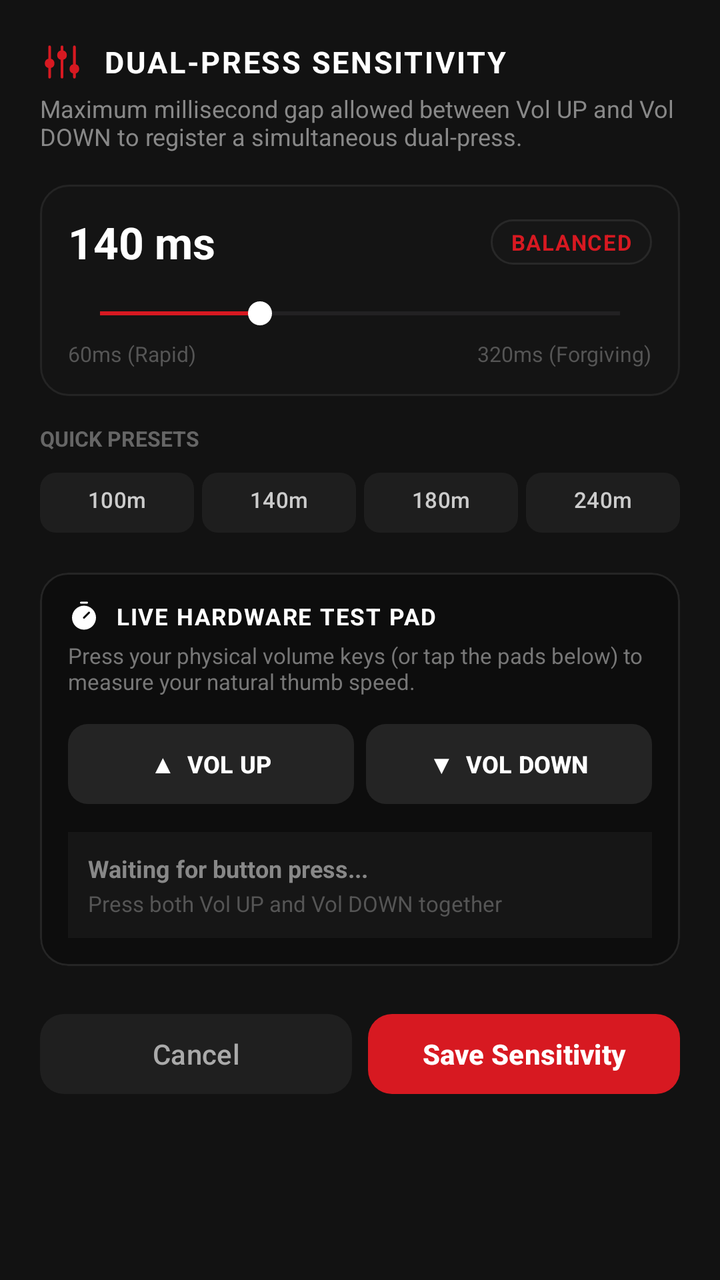
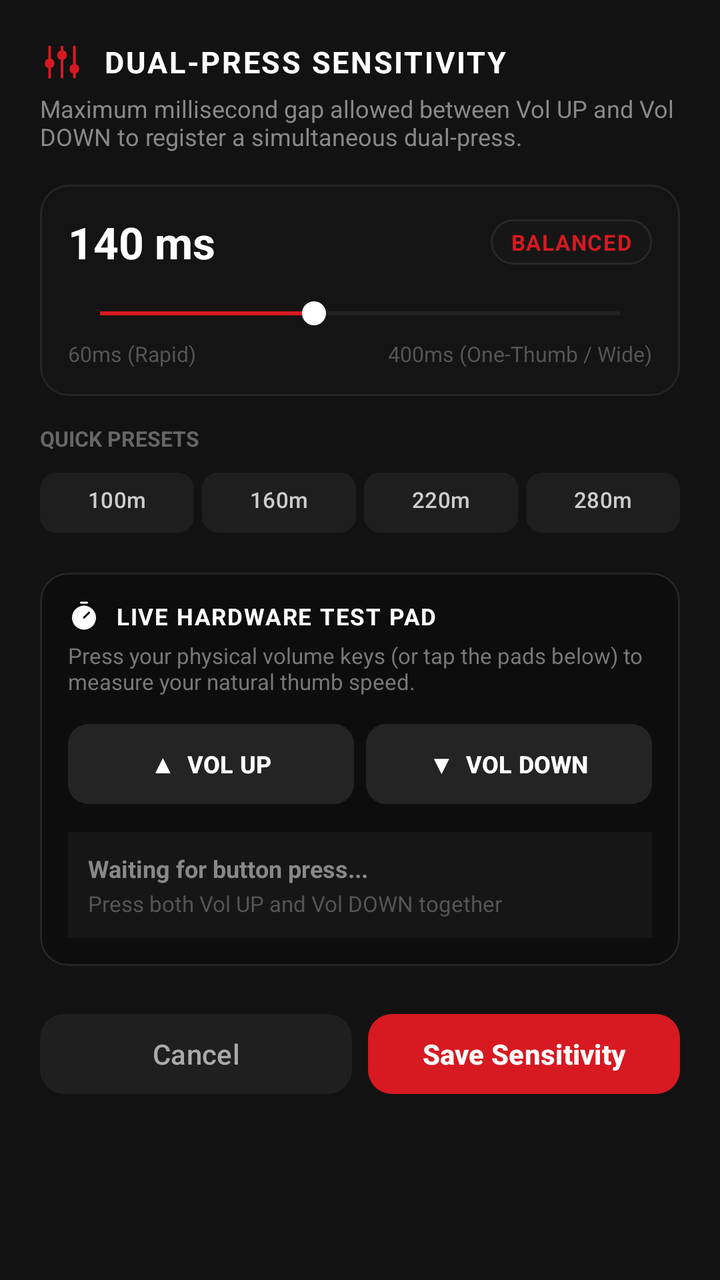

An Android layout rendered at two revisions. The XML below is the earlier revision; the diff shows what the commit changed to produce the second picture.
<!-- AndroidManifest.xml: application theme Theme.VolumeButtonTweak -->
<!-- res/layout/dialog_sensitivity_test.xml -->
<?xml version="1.0" encoding="utf-8"?>
<ScrollView xmlns:android="http://schemas.android.com/apk/res/android"
    xmlns:app="http://schemas.android.com/apk/res-auto"
    android:layout_width="match_parent"
    android:layout_height="wrap_content"
    android:background="#121212"
    android:padding="20dp">

    <LinearLayout
        android:layout_width="match_parent"
        android:layout_height="wrap_content"
        android:orientation="vertical">

        
        <LinearLayout
            android:layout_width="match_parent"
            android:layout_height="wrap_content"
            android:orientation="horizontal"
            android:gravity="center_vertical">

            <ImageView
                android:layout_width="22dp"
                android:layout_height="22dp"
                app:srcCompat="@drawable/ph_sliders"
                app:tint="#D71921" />

            <TextView
                android:layout_width="wrap_content"
                android:layout_height="wrap_content"
                android:layout_marginStart="10dp"
                android:text="DUAL-PRESS SENSITIVITY"
                android:textColor="#FFFFFF"
                android:textSize="15sp"
                android:textStyle="bold"
                android:letterSpacing="0.06" />
        </LinearLayout>

        <TextView
            android:layout_width="match_parent"
            android:layout_height="wrap_content"
            android:layout_marginTop="4dp"
            android:text="Maximum millisecond gap allowed between Vol UP and Vol DOWN to register a simultaneous dual-press."
            android:textColor="#888888"
            android:textSize="12sp" />

        
        <LinearLayout
            android:layout_width="match_parent"
            android:layout_height="wrap_content"
            android:layout_marginTop="16dp"
            android:background="@drawable/bg_stat_box"
            android:padding="14dp"
            android:orientation="vertical">

            <LinearLayout
                android:layout_width="match_parent"
                android:layout_height="wrap_content"
                android:orientation="horizontal"
                android:gravity="center_vertical">

                <TextView
                    android:id="@+id/tvSensitivityMsValue"
                    android:layout_width="0dp"
                    android:layout_height="wrap_content"
                    android:layout_weight="1"
                    android:text="140 ms"
                    android:textColor="#FFFFFF"
                    android:textSize="22sp"
                    android:textStyle="bold" />

                <TextView
                    android:id="@+id/tvSensitivityDescriptor"
                    android:layout_width="wrap_content"
                    android:layout_height="wrap_content"
                    android:background="@drawable/bg_pill_badge"
                    android:paddingHorizontal="10dp"
                    android:paddingVertical="4dp"
                    android:text="BALANCED"
                    android:textColor="#D71921"
                    android:textSize="11sp"
                    android:textStyle="bold"
                    android:letterSpacing="0.05" />
            </LinearLayout>

            
            <SeekBar
                android:id="@+id/seekSensitivity"
                android:layout_width="match_parent"
                android:layout_height="wrap_content"
                android:layout_marginTop="12dp"
                android:max="260"
                android:progress="80"
                android:progressTint="#D71921"
                android:thumbTint="#FFFFFF" />

            <LinearLayout
                android:layout_width="match_parent"
                android:layout_height="wrap_content"
                android:orientation="horizontal"
                android:layout_marginTop="4dp">

                <TextView
                    android:layout_width="0dp"
                    android:layout_height="wrap_content"
                    android:layout_weight="1"
                    android:text="60ms (Rapid)"
                    android:textColor="#555555"
                    android:textSize="10.5sp" />

                <TextView
                    android:layout_width="wrap_content"
                    android:layout_height="wrap_content"
                    android:text="320ms (Forgiving)"
                    android:textColor="#555555"
                    android:textSize="10.5sp" />
            </LinearLayout>
        </LinearLayout>

        
        <TextView
            android:layout_width="wrap_content"
            android:layout_height="wrap_content"
            android:layout_marginTop="14dp"
            android:text="QUICK PRESETS"
            android:textColor="#666666"
            android:textSize="10.5sp"
            android:textStyle="bold" />

        <LinearLayout
            android:layout_width="match_parent"
            android:layout_height="wrap_content"
            android:layout_marginTop="6dp"
            android:orientation="horizontal">

            <com.google.android.material.button.MaterialButton
                android:id="@+id/btnPresetTight"
                style="@style/Widget.Material3.Button.TonalButton"
                android:layout_width="0dp"
                android:layout_height="38dp"
                android:layout_weight="1"
                android:layout_marginEnd="4dp"
                android:text="100ms"
                android:textSize="11sp"
                app:backgroundTint="#1E1E1E"
                android:textColor="#CCCCCC"
                app:cornerRadius="8dp" />

            <com.google.android.material.button.MaterialButton
                android:id="@+id/btnPresetBalanced"
                style="@style/Widget.Material3.Button.TonalButton"
                android:layout_width="0dp"
                android:layout_height="38dp"
                android:layout_weight="1"
                android:layout_marginEnd="4dp"
                android:text="140ms"
                android:textSize="11sp"
                app:backgroundTint="#1E1E1E"
                android:textColor="#CCCCCC"
                app:cornerRadius="8dp" />

            <com.google.android.material.button.MaterialButton
                android:id="@+id/btnPresetRelaxed"
                style="@style/Widget.Material3.Button.TonalButton"
                android:layout_width="0dp"
                android:layout_height="38dp"
                android:layout_weight="1"
                android:layout_marginEnd="4dp"
                android:text="180ms"
                android:textSize="11sp"
                app:backgroundTint="#1E1E1E"
                android:textColor="#CCCCCC"
                app:cornerRadius="8dp" />

            <com.google.android.material.button.MaterialButton
                android:id="@+id/btnPresetWide"
                style="@style/Widget.Material3.Button.TonalButton"
                android:layout_width="0dp"
                android:layout_height="38dp"
                android:layout_weight="1"
                android:text="240ms"
                android:textSize="11sp"
                app:backgroundTint="#1E1E1E"
                android:textColor="#CCCCCC"
                app:cornerRadius="8dp" />
        </LinearLayout>

        
        <com.google.android.material.card.MaterialCardView
            android:layout_width="match_parent"
            android:layout_height="wrap_content"
            android:layout_marginTop="16dp"
            app:cardBackgroundColor="#0D0D0D"
            app:cardCornerRadius="14dp"
            app:strokeColor="#252525"
            app:strokeWidth="1dp"
            app:cardElevation="0dp">

            <LinearLayout
                android:layout_width="match_parent"
                android:layout_height="wrap_content"
                android:orientation="vertical"
                android:padding="14dp">

                <LinearLayout
                    android:layout_width="match_parent"
                    android:layout_height="wrap_content"
                    android:orientation="horizontal"
                    android:gravity="center_vertical">

                    <ImageView
                        android:layout_width="16dp"
                        android:layout_height="16dp"
                        app:srcCompat="@drawable/ph_timer"
                        app:tint="#FFFFFF" />

                    <TextView
                        android:layout_width="wrap_content"
                        android:layout_height="wrap_content"
                        android:layout_marginStart="8dp"
                        android:text="LIVE HARDWARE TEST PAD"
                        android:textColor="#FFFFFF"
                        android:textSize="11.5sp"
                        android:textStyle="bold"
                        android:letterSpacing="0.05" />
                </LinearLayout>

                <TextView
                    android:layout_width="match_parent"
                    android:layout_height="wrap_content"
                    android:layout_marginTop="4dp"
                    android:text="Press your physical volume keys (or tap the pads below) to measure your natural thumb speed."
                    android:textColor="#777777"
                    android:textSize="11sp" />

                
                <LinearLayout
                    android:layout_width="match_parent"
                    android:layout_height="wrap_content"
                    android:layout_marginTop="10dp"
                    android:orientation="horizontal">

                    <com.google.android.material.button.MaterialButton
                        android:id="@+id/btnPadVolUp"
                        style="@style/Widget.Material3.Button.TonalButton"
                        android:layout_width="0dp"
                        android:layout_height="48dp"
                        android:layout_weight="1"
                        android:layout_marginEnd="6dp"
                        android:text="▲  VOL UP"
                        android:textColor="#FFFFFF"
                        android:textSize="12sp"
                        android:textStyle="bold"
                        app:backgroundTint="#242424"
                        app:cornerRadius="10dp" />

                    <com.google.android.material.button.MaterialButton
                        android:id="@+id/btnPadVolDown"
                        style="@style/Widget.Material3.Button.TonalButton"
                        android:layout_width="0dp"
                        android:layout_height="48dp"
                        android:layout_weight="1"
                        android:text="▼  VOL DOWN"
                        android:textColor="#FFFFFF"
                        android:textSize="12sp"
                        android:textStyle="bold"
                        app:backgroundTint="#242424"
                        app:cornerRadius="10dp" />
                </LinearLayout>

                
                <LinearLayout
                    android:id="@+id/layoutTestPadResult"
                    android:layout_width="match_parent"
                    android:layout_height="wrap_content"
                    android:layout_marginTop="10dp"
                    android:background="#161616"
                    android:padding="10dp"
                    android:orientation="vertical">

                    <TextView
                        android:id="@+id/tvTestPadDelta"
                        android:layout_width="wrap_content"
                        android:layout_height="wrap_content"
                        android:text="Waiting for button press..."
                        android:textColor="#888888"
                        android:textSize="12sp"
                        android:textStyle="bold" />

                    <TextView
                        android:id="@+id/tvTestPadVerdict"
                        android:layout_width="wrap_content"
                        android:layout_height="wrap_content"
                        android:layout_marginTop="2dp"
                        android:text="Press both Vol UP and Vol DOWN together"
                        android:textColor="#555555"
                        android:textSize="11sp" />

                    <com.google.android.material.button.MaterialButton
                        android:id="@+id/btnTestPadApply"
                        style="@style/Widget.Material3.Button.TextButton"
                        android:layout_width="wrap_content"
                        android:layout_height="36dp"
                        android:layout_marginTop="6dp"
                        android:text="SET AS MY SENSITIVITY (+20ms BUFFER)"
                        android:textColor="#D71921"
                        android:textSize="11sp"
                        android:textStyle="bold"
                        android:visibility="gone" />
                </LinearLayout>
            </LinearLayout>
        </com.google.android.material.card.MaterialCardView>

        
        <LinearLayout
            android:layout_width="match_parent"
            android:layout_height="wrap_content"
            android:layout_marginTop="20dp"
            android:orientation="horizontal">

            <com.google.android.material.button.MaterialButton
                android:id="@+id/btnSensitivityCancel"
                style="@style/Widget.Material3.Button.TonalButton"
                android:layout_width="0dp"
                android:layout_height="48dp"
                android:layout_weight="1"
                android:layout_marginEnd="8dp"
                android:text="Cancel"
                android:textColor="#AAAAAA"
                app:backgroundTint="#1F1F1F"
                app:cornerRadius="12dp" />

            <com.google.android.material.button.MaterialButton
                android:id="@+id/btnSensitivitySave"
                android:layout_width="0dp"
                android:layout_height="48dp"
                android:layout_weight="1"
                android:text="Save Sensitivity"
                android:textColor="#FFFFFF"
                android:textStyle="bold"
                app:backgroundTint="#D71921"
                app:cornerRadius="12dp" />
        </LinearLayout>
    </LinearLayout>
</ScrollView>
<!-- resources referenced by this layout -->
<resources>
  <!-- drawable bg_pill_badge (drawable) -->
  <?xml version="1.0" encoding="utf-8"?>
  <shape xmlns:android="http://schemas.android.com/apk/res/android"
      android:shape="rectangle">
      <solid android:color="#161616" />
      <corners android:radius="20dp" />
      <stroke
          android:width="1dp"
          android:color="#282828" />
  </shape>
  <!-- drawable bg_stat_box (drawable) -->
  <?xml version="1.0" encoding="utf-8"?>
  <shape xmlns:android="http://schemas.android.com/apk/res/android"
      android:shape="rectangle">
      <solid android:color="#141414" />
      <corners android:radius="14dp" />
      <stroke
          android:width="1dp"
          android:color="#242424" />
  </shape>
  <!-- drawable ph_sliders (drawable) -->
  <vector xmlns:android="http://schemas.android.com/apk/res/android"
      android:width="24dp"
      android:height="24dp"
      android:viewportWidth="256"
      android:viewportHeight="256">
      <path
          android:fillColor="#FFFFFFFF"
          android:pathData="M84,136a28,28,0,0,1-20,26.83V216a8,8,0,0,1-16,0V162.83a28,28,0,0,1,0-53.66V40a8,8,0,0,1,16,0v69.17A28,28,0,0,1,84,136Zm52-74.83V40a8,8,0,0,0-16,0V61.17a28,28,0,0,0,0,53.66V216a8,8,0,0,0,16,0V114.83a28,28,0,0,0,0-53.66Zm72,80V40a8,8,0,0,0-16,0V141.17a28,28,0,0,0,0,53.66V216a8,8,0,0,0,16,0V194.83a28,28,0,0,0,0-53.66Z" />
  </vector>
  <!-- drawable ph_timer (drawable) -->
  <vector xmlns:android="http://schemas.android.com/apk/res/android"
      android:width="24dp"
      android:height="24dp"
      android:viewportWidth="256"
      android:viewportHeight="256">
      <path
          android:fillColor="#FFFFFFFF"
          android:pathData="M128,40a96,96,0,1,0,96,96A96.11,96.11,0,0,0,128,40Zm45.66,61.66-40,40a8,8,0,0,1-11.32-11.32l40-40a8,8,0,0,1,11.32,11.32ZM96,16a8,8,0,0,1,8-8h48a8,8,0,0,1,0,16H104A8,8,0,0,1,96,16Z" />
  </vector>
  <style name="Theme.VolumeButtonTweak" parent="Theme.Material3.DayNight.NoActionBar">
          <item name="android:statusBarColor">@color/dark_bg</item>
          <item name="android:navigationBarColor">@color/dark_bg</item>
          <item name="android:windowBackground">@color/dark_bg</item>
      </style>
  <color name="dark_bg">#FF121212</color>
</resources>

<!-- the commit's change to res/layout/dialog_sensitivity_test.xml (unified diff, before → after) -->
@@ -88,8 +88,8 @@
                 android:layout_width="match_parent"
                 android:layout_height="wrap_content"
                 android:layout_marginTop="12dp"
-                android:max="260"
-                android:progress="80"
+                android:max="340"
+                android:progress="140"
                 android:progressTint="#D71921"
                 android:thumbTint="#FFFFFF" />
 
@@ -110,7 +110,7 @@
                 <TextView
                     android:layout_width="wrap_content"
                     android:layout_height="wrap_content"
-                    android:text="320ms (Forgiving)"
+                    android:text="400ms (One-Thumb / Wide)"
                     android:textColor="#555555"
                     android:textSize="10.5sp" />
             </LinearLayout>
@@ -152,7 +152,7 @@
                 android:layout_height="38dp"
                 android:layout_weight="1"
                 android:layout_marginEnd="4dp"
-                android:text="140ms"
+                android:text="160ms"
                 android:textSize="11sp"
                 app:backgroundTint="#1E1E1E"
                 android:textColor="#CCCCCC"
@@ -165,7 +165,7 @@
                 android:layout_height="38dp"
                 android:layout_weight="1"
                 android:layout_marginEnd="4dp"
-                android:text="180ms"
+                android:text="220ms"
                 android:textSize="11sp"
                 app:backgroundTint="#1E1E1E"
                 android:textColor="#CCCCCC"
@@ -177,7 +177,7 @@
                 android:layout_width="0dp"
                 android:layout_height="38dp"
                 android:layout_weight="1"
-                android:text="240ms"
+                android:text="280ms"
                 android:textSize="11sp"
                 app:backgroundTint="#1E1E1E"
                 android:textColor="#CCCCCC"
